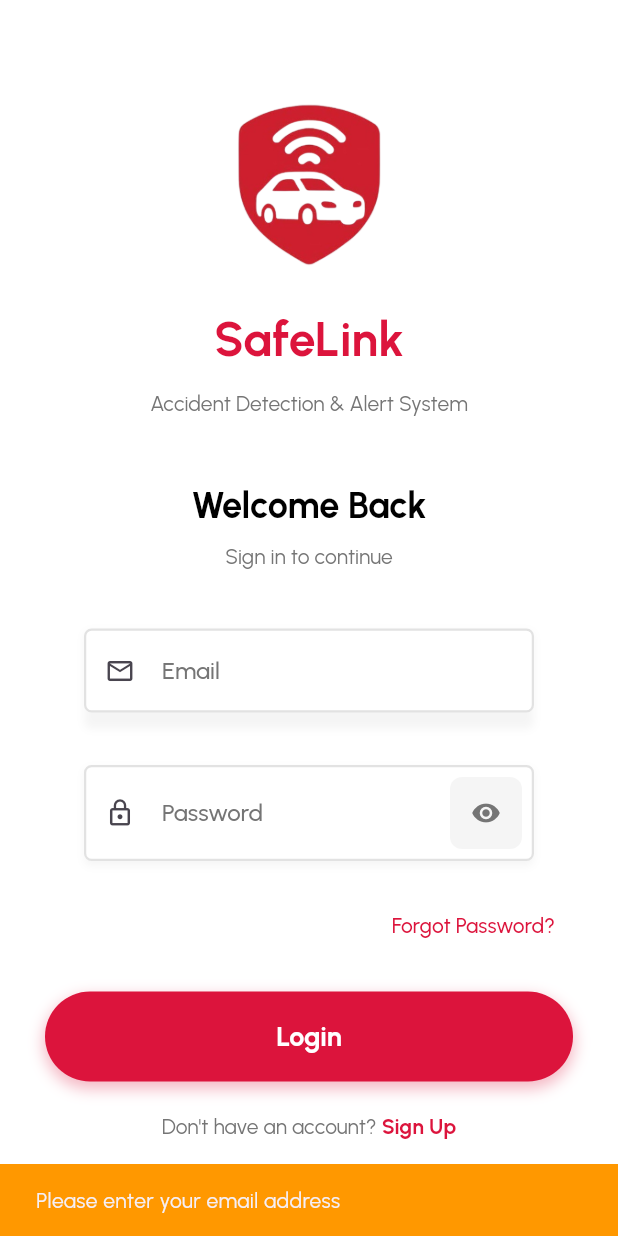
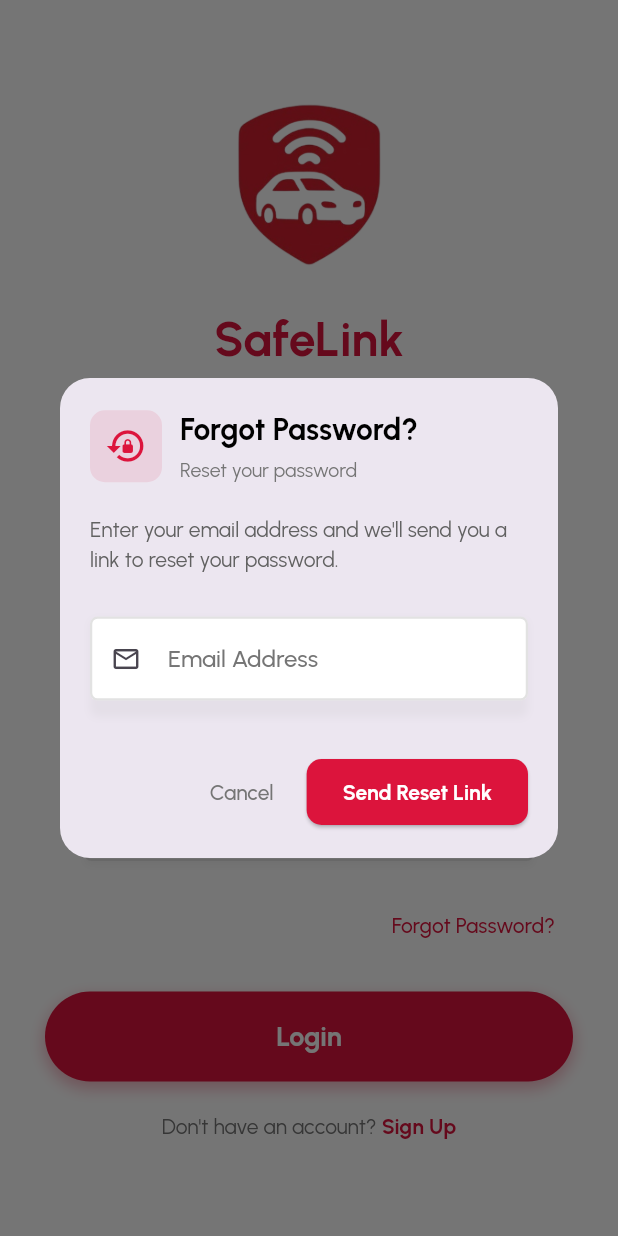
Before and after one commit to lansoyyy/Safelink, a Flutter app: the screen it shows after launch, after a tap on "Forgot Password?", on a phone screen of 412 x 824 dp. Run offline on Flutter 3.47's test engine with Material 3 defaults, Android fonts, the light colour scheme and no system bars; our stand-ins replace cloud_firestore, firebase_auth, firebase_core, flutter_map, latlong2, shared_preferences; accounts and stored records are empty.

Commit message:
added forgot password

```diff
--- a/lib/screens/auth/login_screen.dart
+++ b/lib/screens/auth/login_screen.dart
@@ -66,29 +66,172 @@ class _LoginScreenState extends State<LoginScreen> {
   }
 
   Future<void> _handleForgotPassword() async {
-    if (_emailController.text.trim().isEmpty) {
-      ScaffoldMessenger.of(context).showSnackBar(
-        const SnackBar(
-          content: Text('Please enter your email address'),
-          backgroundColor: Colors.orange,
+    final emailController = TextEditingController(
+      text: _emailController.text.trim(),
+    );
+    final formKey = GlobalKey<FormState>();
+
+    showDialog(
+      context: context,
+      builder: (context) => Dialog(
+        shape: RoundedRectangleBorder(
+          borderRadius: BorderRadius.circular(20),
+        ),
+        child: Padding(
+          padding: const EdgeInsets.all(20),
+          child: Form(
+            key: formKey,
+            child: Column(
+              mainAxisSize: MainAxisSize.min,
+              crossAxisAlignment: CrossAxisAlignment.start,
+              children: [
+                Row(
+                  children: [
+                    Container(
+                      padding: const EdgeInsets.all(10),
+                      decoration: BoxDecoration(
+                        color: primary.withOpacity(0.1),
+                        borderRadius: BorderRadius.circular(10),
+                      ),
+                      child: const Icon(
+                        Icons.lock_reset,
+                        color: primary,
+                        size: 28,
+                      ),
+                    ),
+                    const SizedBox(width: 12),
+                    Expanded(
+                      child: Column(
+                        crossAxisAlignment: CrossAxisAlignment.start,
+                        children: [
+                          TextWidget(
+                            text: 'Forgot Password?',
+                            fontSize: 20,
+                            fontFamily: 'Bold',
+                            color: Colors.black,
+                          ),
+                          const SizedBox(height: 3),
+                          TextWidget(
+                            text: 'Reset your password',
+                            fontSize: 13,
+                            fontFamily: 'Regular',
+                            color: Colors.grey[600],
+                          ),
+                        ],
+                      ),
+                    ),
+                  ],
+                ),
+                const SizedBox(height: 20),
+                TextWidget(
+                  text:
+                      'Enter your email address and we\'ll send you a link to reset your password.',
+                  fontSize: 14,
+                  fontFamily: 'Regular',
+                  color: Colors.grey[700],
+                  maxLines: 5,
+                ),
+                const SizedBox(height: 20),
+                TextFieldWidget(
+                  label: 'Email Address',
+                  hint: 'Enter your email',
+                  controller: emailController,
+                  inputType: TextInputType.emailAddress,
+                  borderColor: primary,
+                  prefix: const Icon(Icons.email_outlined, size: 20),
+                  validator: (value) {
+                    if (value == null || value.isEmpty) {
+                      return 'Please enter your email';
+                    }
+                    if (!value.contains('@')) {
+                      return 'Please enter a valid email';
+                    }
+                    return null;
+                  },
+                ),
+                const SizedBox(height: 20),
+                Row(
+                  mainAxisAlignment: MainAxisAlignment.end,
+                  children: [
+                    TextButton(
+                      onPressed: () {
+                        emailController.dispose();
+                        Navigator.pop(context);
+                      },
+                      child: TextWidget(
+                        text: 'Cancel',
+                        fontSize: 14,
+                        fontFamily: 'Medium',
+                        color: Colors.grey[600],
+                      ),
+                    ),
+                    const SizedBox(width: 10),
+                    ElevatedButton(
+                      onPressed: () async {
+                        if (formKey.currentState!.validate()) {
+                          // Close dialog
+                          Navigator.pop(context);
+
+                          // Show loading
+                          showDialog(
+                            context: context,
+                            barrierDismissible: false,
+                            builder: (context) => const Center(
+                              child: CircularProgressIndicator(
+                                color: primary,
+                              ),
                             ),
                           );
-      return;
-    }
 
+                          // Send reset email
                           final result = await _authService.resetPassword(
-      email: _emailController.text.trim(),
+                            email: emailController.text.trim(),
                           );
 
+                          // Close loading
+                          if (mounted) Navigator.pop(context);
+
+                          // Show result
                           if (mounted) {
                             ScaffoldMessenger.of(context).showSnackBar(
                               SnackBar(
                                 content: Text(result['message']),
-          backgroundColor: result['success'] ? Colors.green : Colors.red,
-          duration: const Duration(seconds: 3),
+                                backgroundColor:
+                                    result['success'] ? Colors.green : Colors.red,
+                                duration: const Duration(seconds: 4),
                               ),
                             );
                           }
+
+                          emailController.dispose();
+                        }
+                      },
+                      style: ElevatedButton.styleFrom(
+                        backgroundColor: primary,
+                        foregroundColor: Colors.white,
+                        padding: const EdgeInsets.symmetric(
+                          horizontal: 24,
+                          vertical: 12,
+                        ),
+                        shape: RoundedRectangleBorder(
+                          borderRadius: BorderRadius.circular(10),
+                        ),
+                      ),
+                      child: TextWidget(
+                        text: 'Send Reset Link',
+                        fontSize: 14,
+                        fontFamily: 'Bold',
+                        color: Colors.white,
+                      ),
+                    ),
+                  ],
+                ),
+              ],
+            ),
+          ),
+        ),
+      ),
+    );
   }
 
   @override
```
Lines whose indentation alone changed are shown as unchanged.
